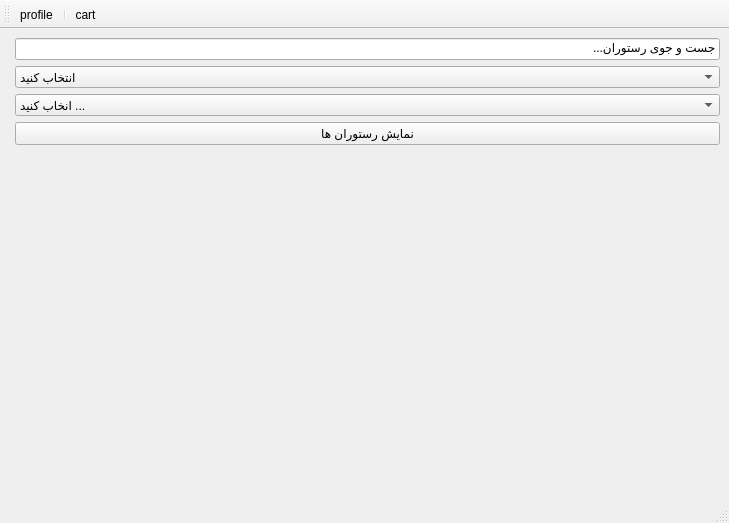
Before: the Qt Designer form client.ui in Abolfazlrwm/IUT_Food, drawn with Qt 5.
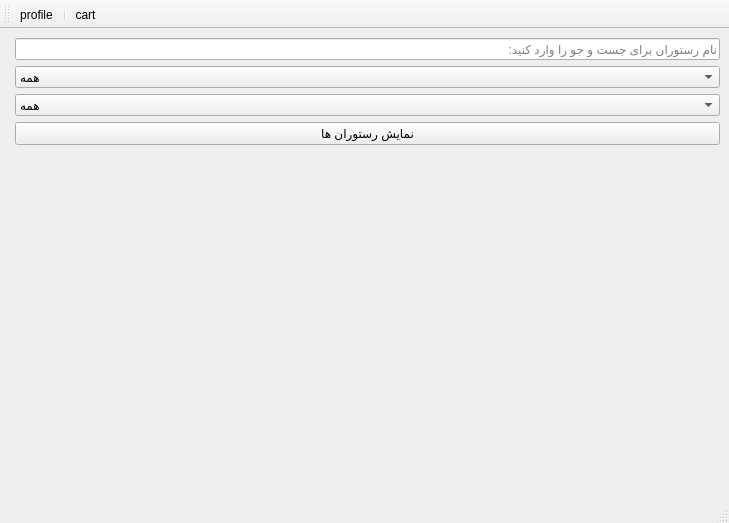
After: the same form once the commit is applied. Icons and pictures are not drawn.

Patch:
```diff
--- a/client.ui
+++ b/client.ui
@@ -21,7 +21,10 @@
     <item row="0" column="1">
      <widget class="QLineEdit" name="searchLineEdit">
       <property name="text">
-       <string>جست و جوی رستوران...</string>
+       <string/>
+      </property>
+      <property name="placeholderText">
+       <string>نام رستوران برای جست و جو را وارد کنید:</string>
       </property>
      </widget>
     </item>
@@ -29,7 +32,7 @@
      <widget class="QComboBox" name="locationFilterCombo">
       <item>
        <property name="text">
-        <string>انتخاب کنید</string>
+        <string>همه</string>
        </property>
       </item>
       <item>
@@ -46,11 +49,6 @@
     </item>
     <item row="2" column="1">
      <widget class="QComboBox" name="typeFilterCombo">
-      <item>
-       <property name="text">
-        <string>انخاب کنید ...</string>
-       </property>
-      </item>
       <item>
        <property name="text">
         <string>همه</string>
```
